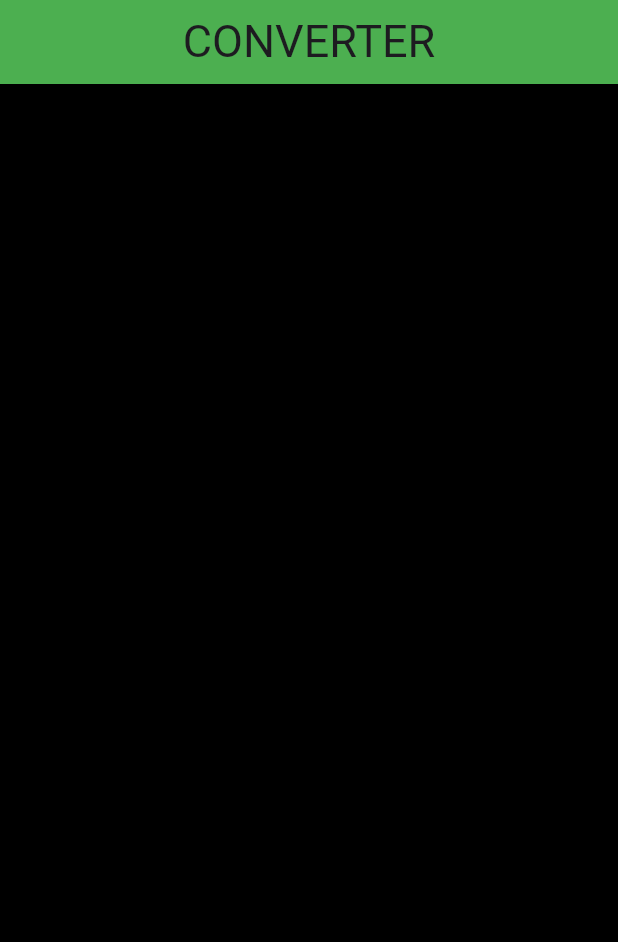
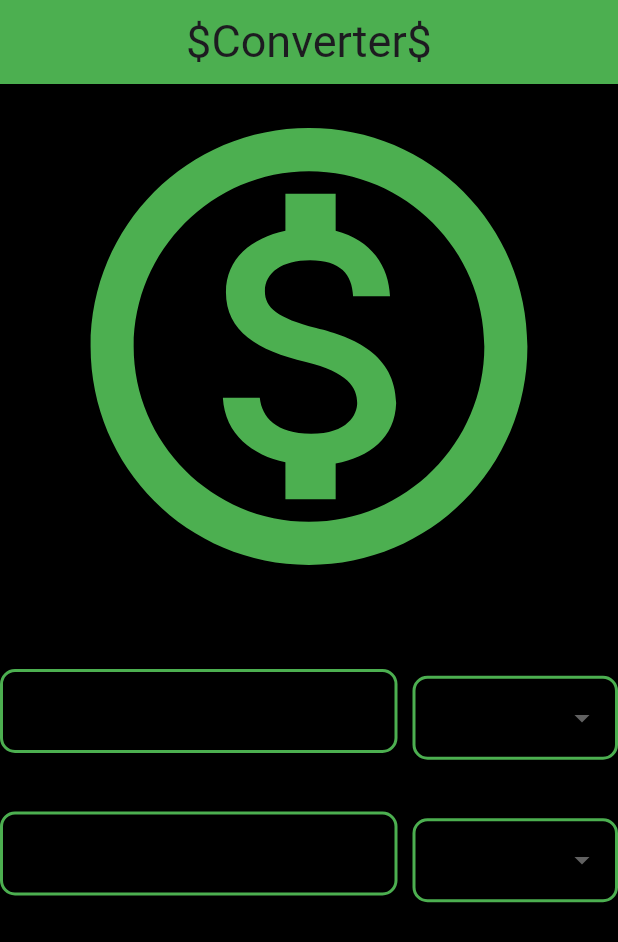
Before and after one commit to EduardoDG1/CurrencyConverter, a Flutter app: the screen it shows after launch, on a phone screen of 412 x 824 dp. Shown: the top 942 px of the screen. Run offline on Flutter 3.47's test engine with Material 3 defaults, Android fonts, the phone set to English and light mode, and no system bars.

Commit message:
TextField and DropdownButton

```diff
--- a/lib/HomePage.dart
+++ b/lib/HomePage.dart
@@ -1,4 +1,7 @@
+import 'package:currency_converter/Widgets.dart';
+import 'package:flutter/cupertino.dart';
 import 'package:flutter/material.dart';
+import 'package:flutter/painting.dart';
 
 class HomePage extends StatefulWidget {
   const HomePage({super.key});
@@ -7,7 +10,18 @@ class HomePage extends StatefulWidget {
   State<HomePage> createState() => _HomePageState();
 }
 
+
+
+
+
+
+
 class _HomePageState extends State<HomePage> {
+
+  List<String> list = ["teste1","teste2","teste3","teste4"];
+  String dropDownValue = "";
+  TextEditingController controller = new TextEditingController();
+
   @override
   Widget build(BuildContext context) {
     return Scaffold(
@@ -16,11 +30,46 @@ class _HomePageState extends State<HomePage> {
         title: const Row(
           mainAxisAlignment: MainAxisAlignment.center,
           children: [
-            Text("CONVERTER",textAlign: TextAlign.center, style: TextStyle(fontSize: 30, ),),
+            Text("\$Converter\$",textAlign: TextAlign.center, style: TextStyle(fontSize: 30, ),),
           ],
         ),
         backgroundColor: Colors.green,
       ),
+      body: ListView(
+        children: [
+          Column(
+            children: [
+              const Row(
+                mainAxisAlignment: MainAxisAlignment.center,
+                children: [
+                  Padding(padding: EdgeInsets.only(top: 10)),
+                  Icon(Icons.monetization_on_outlined, color: Colors.green, size: 350),
+                ],
+              ),
+              Padding(padding: EdgeInsets.all(20)),
+              Row(
+                mainAxisAlignment: MainAxisAlignment.center,
+                crossAxisAlignment: CrossAxisAlignment.center,
+                children: [
+                  CustomTextField(),
+                  const Padding(padding: EdgeInsets.all(5)),
+                  CustomDropDownButton(dropDownValue, list),
+                ],
+              ),
+              const Padding(padding: EdgeInsets.all(15)),
+              Row(
+                mainAxisAlignment: MainAxisAlignment.center,
+                crossAxisAlignment: CrossAxisAlignment.center,
+                children: [
+                  CustomTextField(),
+                  const Padding(padding: EdgeInsets.all(5)),
+                  CustomDropDownButton(dropDownValue, list),
+                ],
+              )
+            ],
+          ),
+        ],
+      ),
     );
   }
 }
--- /dev/null
+++ b/lib/Widgets.dart
@@ -0,0 +1,70 @@
+import 'package:flutter/material.dart';
+
+Widget CustomTextField() {
+  return Container(
+    height: 65,
+    width: 265,
+    child: const TextField(
+      decoration: InputDecoration(
+        focusedBorder: OutlineInputBorder(
+          borderSide: BorderSide(color: Colors.green, width: 2),
+          borderRadius: BorderRadius.all(Radius.circular(10)),
+        ),
+        border: OutlineInputBorder(
+          borderSide: BorderSide(color: Colors.green, width: 2),
+          borderRadius: BorderRadius.all(Radius.circular(10)),
+        ),
+        enabledBorder: OutlineInputBorder(
+            borderSide: BorderSide(color: Colors.green, width: 2),
+            borderRadius: BorderRadius.all(Radius.circular(10))),
+      ),
+      style: TextStyle(color: Colors.green),
+    ),
+  );
+}
+
+Widget CustomDropDownButton(String dropDownValue, List<String> values) {
+  return Expanded(
+    child: Container(
+      child: ButtonTheme(
+        alignedDropdown: true,
+        child: DropdownButtonFormField(
+          isExpanded: true,
+          decoration: const InputDecoration(
+            focusedBorder: OutlineInputBorder(
+              borderSide: BorderSide(color: Colors.green, width: 2),
+              borderRadius: BorderRadius.all(Radius.circular(10)),
+            ),
+
+            border: OutlineInputBorder(
+              borderSide: BorderSide(color: Colors.green, width: 2),
+              borderRadius: BorderRadius.all(Radius.circular(10)),
+
+            ),
+            enabledBorder: OutlineInputBorder(
+                borderSide: BorderSide(color: Colors.green, width: 2),
+                borderRadius: BorderRadius.all(Radius.circular(10))),
+          ),
+          dropdownColor: Colors.white,
+          onChanged: (String? value) {
+            dropDownValue = value!;
+          },
+          items: values.map<DropdownMenuItem<String>>((String value) {
+            return DropdownMenuItem<String>(
+              value: value,
+              child: Row(
+                children: [
+                  Text(
+                    value,
+                    style: const TextStyle(color: Colors.green, fontSize: 20),
+                  ),
+                  Padding(padding: EdgeInsets.only(left: 10))
+                ],
+              ),
+            );
+          }).toList(),
+        ),
+      ),
+    )
+  );
+}
--- a/lib/main.dart
+++ b/lib/main.dart
@@ -15,6 +15,7 @@ class MyApp extends StatelessWidget {
     return const MaterialApp(
       title: 'Flutter Demo',
       home: HomePage(),
+      debugShowCheckedModeBanner: false,
     );
   }
 }
```
